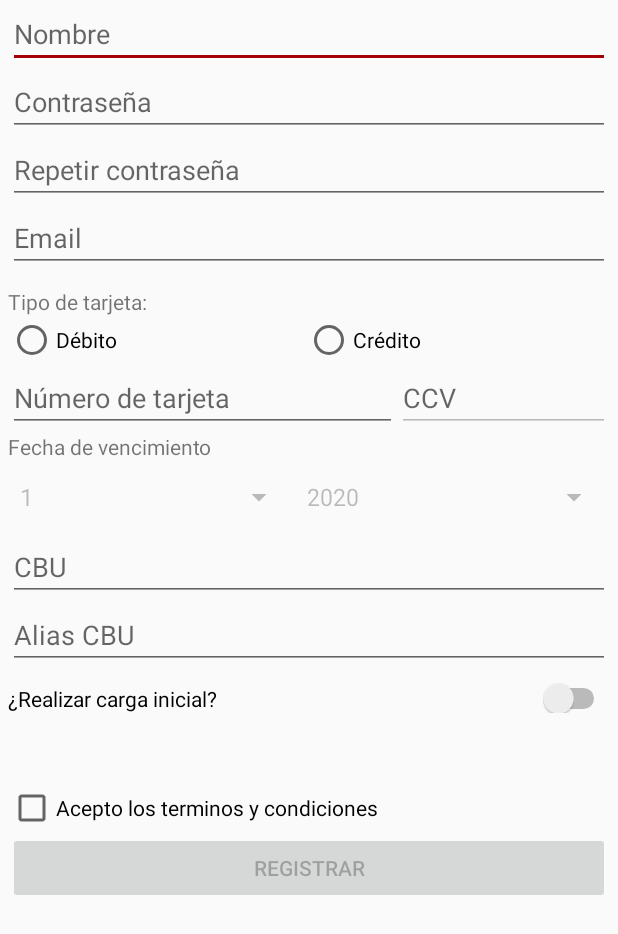
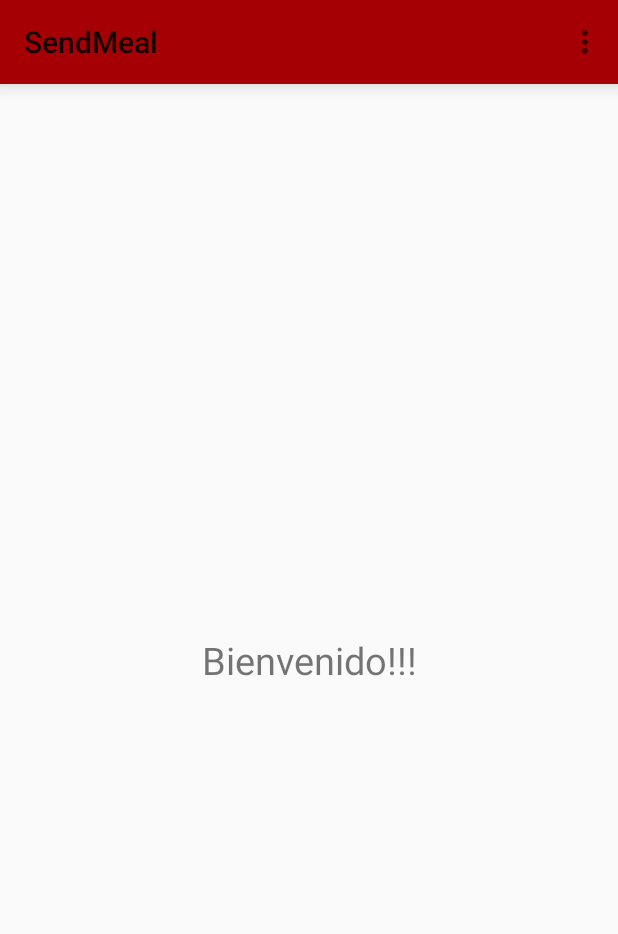
Before and after one commit to facuujc/SendMeal, an Android app: the screen it shows after launch (MainActivity before the commit, HomeActivity after it), on a phone screen of 412 x 824 dp. Shown: the top 934 px of the screen. Run offline under Robolectric (Android 15) with nearby library versions, the phone set to English and light mode, and no system bars.

Commit message:
Actividad Crear Item

```diff
--- a/app/build.gradle
+++ b/app/build.gradle
@@ -26,8 +26,8 @@ dependencies {
     implementation fileTree(dir: "libs", include: ["*.jar"])
     implementation 'androidx.appcompat:appcompat:1.2.0'
     implementation 'androidx.constraintlayout:constraintlayout:2.0.1'
+    implementation 'com.google.android.material:material:1.2.1'
     testImplementation 'junit:junit:4.12'
     androidTestImplementation 'androidx.test.ext:junit:1.1.2'
     androidTestImplementation 'androidx.test.espresso:espresso-core:3.3.0'
-    implementation 'com.google.android.material:material:1.2.1'
 }
--- /dev/null
+++ b/app/src/main/java/com/example/sendmeal/HomeActivity.java
@@ -0,0 +1,54 @@
+package com.example.sendmeal;
+
+import androidx.annotation.NonNull;
+import androidx.appcompat.app.AppCompatActivity;
+import androidx.appcompat.widget.Toolbar;
+
+import android.content.Intent;
+import android.os.Bundle;
+import android.view.Menu;
+import android.view.MenuItem;
+import android.widget.Toast;
+
+public class HomeActivity extends AppCompatActivity {
+
+    private static final int CODE_SING_IN = 101;
+    private static final int CODE_CREATE_ITEM = 102;
+    private static final int CODE_LIST_ITEM = 103;
+
+    Toolbar toolbar;
+
+    @Override
+    protected void onCreate(Bundle savedInstanceState) {
+        super.onCreate(savedInstanceState);
+        setContentView(R.layout.activity_home);
+
+        toolbar = (Toolbar) findViewById(R.id.toolbar);
+        setSupportActionBar(toolbar);
+    }
+
+    @Override
+    public boolean onCreateOptionsMenu(Menu menu) {
+        getMenuInflater().inflate(R.menu.menu_home, menu);
+        return super.onCreateOptionsMenu(menu);
+    }
+
+    @Override
+    public boolean onOptionsItemSelected(@NonNull MenuItem item) {
+        switch (item.getItemId()) {
+            case R.id.item_singIn:
+                Intent intent_singIn = new Intent(this, SingInActivity.class);
+                startActivityForResult(intent_singIn, CODE_SING_IN);
+                break;
+            case R.id.item_createItem:
+               Intent intent_CreateItem = new Intent(this, CreateItemActivity.class);
+               startActivityForResult(intent_CreateItem, CODE_CREATE_ITEM);
+                break;
+            case R.id.item_itemList:
+                Toast.makeText(this, "Lista de items", Toast.LENGTH_LONG).show();
+                break;
+        }
+        return super.onOptionsItemSelected(item);
+    }
+
+}
--- /dev/null
+++ b/app/src/main/res/layout/activity_home.xml
@@ -0,0 +1,23 @@
+<?xml version="1.0" encoding="utf-8"?>
+<LinearLayout xmlns:android="http://schemas.android.com/apk/res/android"
+    xmlns:app="http://schemas.android.com/apk/res-auto"
+    xmlns:tools="http://schemas.android.com/tools"
+    android:layout_width="match_parent"
+    android:layout_height="match_parent"
+    android:orientation="vertical"
+    tools:context=".HomeActivity">
+
+    <include
+        android:id="@+id/toolbar"
+        layout="@layout/tool_bar" />
+
+    <TextView
+        android:id="@+id/textView_Welcome"
+        android:layout_width="match_parent"
+        android:layout_height="match_parent"
+        android:gravity="center"
+        android:text="@string/msg_welcome"
+        android:textSize="25sp"
+        app:layout_constraintStart_toStartOf="parent"
+        app:layout_constraintTop_toTopOf="parent" />
+</LinearLayout>
--- a/app/src/main/res/layout/activity_main.xml
+++ b/app/src/main/res/layout/activity_sing_in.xml
@@ -1,45 +1,46 @@
 <?xml version="1.0" encoding="utf-8"?>
 <LinearLayout xmlns:android="http://schemas.android.com/apk/res/android"
-    xmlns:app="http://schemas.android.com/apk/res-auto"
     xmlns:tools="http://schemas.android.com/tools"
     android:layout_width="match_parent"
     android:layout_height="match_parent"
     android:orientation="vertical"
-    android:paddingLeft="5dp"
-    android:paddingRight="5dp"
-    tools:context=".MainActivity">
+    tools:context=".SingInActivity">
+
+    <include
+        android:id="@+id/toolbar_singIn"
+        layout="@layout/tool_bar" />
 
     <EditText
         android:id="@+id/editText_name"
         android:layout_width="match_parent"
         android:layout_height="wrap_content"
-        android:ems="10"
         android:hint="@string/txt_name"
-        android:inputType="textPersonName" />
+        android:inputType="textPersonName"
+        android:autofillHints="" />
 
     <EditText
         android:id="@+id/editText_pass"
         android:layout_width="match_parent"
         android:layout_height="wrap_content"
-        android:ems="10"
         android:hint="@string/txt_password"
-        android:inputType="textPassword" />
+        android:inputType="textPassword"
+        android:autofillHints="" />
 
     <EditText
         android:id="@+id/editText_pass_repeat"
         android:layout_width="match_parent"
         android:layout_height="wrap_content"
-        android:ems="10"
         android:hint="@string/txt_repeat_password"
-        android:inputType="textPassword" />
+        android:inputType="textPassword"
+        android:autofillHints="" />
 
     <EditText
         android:id="@+id/editText_email"
         android:layout_width="match_parent"
         android:layout_height="wrap_content"
-        android:ems="10"
         android:hint="@string/txt_email"
-        android:inputType="textEmailAddress" />
+        android:inputType="textEmailAddress"
+        android:autofillHints="" />
 
     <TextView
         android:id="@+id/textView_cardType"
@@ -78,19 +79,19 @@
             android:layout_width="match_parent"
             android:layout_height="wrap_content"
             android:layout_weight="2"
-            android:ems="10"
             android:hint="@string/txt_card_number"
-            android:inputType="number" />
+            android:inputType="number"
+            android:autofillHints="" />
 
         <EditText
             android:id="@+id/editText_ccv"
             android:layout_width="wrap_content"
             android:layout_height="wrap_content"
             android:layout_weight="1"
-            android:ems="10"
             android:enabled="false"
             android:hint="@string/txt_ccv"
-            android:inputType="textNoSuggestions|number" />
+            android:inputType="textNoSuggestions|number"
+            android:autofillHints="" />
 
     </LinearLayout>
 
@@ -122,17 +123,17 @@
         android:id="@+id/editText_cbu"
         android:layout_width="match_parent"
         android:layout_height="wrap_content"
-        android:ems="10"
         android:hint="@string/txt_cbu"
-        android:inputType="number" />
+        android:inputType="number"
+        android:autofillHints="" />
 
     <EditText
         android:id="@+id/editText_aliasCbu"
         android:layout_width="match_parent"
         android:layout_height="wrap_content"
-        android:ems="10"
         android:hint="@string/txt_alias_cbu"
-        android:inputType="textPersonName" />
+        android:inputType="textPersonName"
+        android:autofillHints="" />
 
     <Switch
         android:id="@+id/switch_initCredit"
--- /dev/null
+++ b/app/src/main/res/layout/tool_bar.xml
@@ -0,0 +1,8 @@
+<?xml version="1.0" encoding="utf-8"?>
+<androidx.appcompat.widget.Toolbar xmlns:android="http://schemas.android.com/apk/res/android"
+    xmlns:app="http://schemas.android.com/apk/res-auto"
+    android:layout_width="match_parent"
+    android:layout_height="wrap_content"
+    android:background="@color/colorAccent"
+    android:elevation="8dp"
+    app:title="@string/app_name" />
--- /dev/null
+++ b/app/src/main/res/menu/menu_home.xml
@@ -0,0 +1,19 @@
+<?xml version="1.0" encoding="utf-8"?>
+<menu xmlns:android="http://schemas.android.com/apk/res/android"
+    xmlns:app="http://schemas.android.com/apk/res-auto">
+    <item
+        android:id="@+id/item_singIn"
+        android:orderInCategory="1"
+        android:title="@string/txt_sing_in"
+        app:showAsAction="never" />
+    <item
+        android:id="@+id/item_createItem"
+        android:orderInCategory="2"
+        android:title="@string/txt_create_item"
+        app:showAsAction="never" />
+    <item
+        android:id="@+id/item_itemList"
+        android:orderInCategory="3"
+        android:title="@string/txt_item_list"
+        app:showAsAction="never" />
+</menu>
--- a/app/src/main/res/values/colors.xml
+++ b/app/src/main/res/values/colors.xml
@@ -5,5 +5,5 @@
 <!--    <color name="colorAccent">#03DAC5</color>-->
     <color name="colorPrimary">#590004</color>
     <color name="colorPrimaryDark">#250001</color>
-    <color name="colorAccent">#a50104</color>
+    <color name="colorAccent">#A50104</color>
 </resources>
--- /dev/null
+++ b/app/src/main/res/values/dimens.xml
@@ -0,0 +1,6 @@
+<?xml version="1.0" encoding="utf-8"?>
+<resources>
+    <dimen name="txt_32sp">32sp</dimen>
+    <dimen name="txt_24sp">24sp</dimen>
+    <dimen name="txt_18sp">18sp</dimen>
+</resources>
--- a/app/src/main/res/values/strings.xml
+++ b/app/src/main/res/values/strings.xml
@@ -25,4 +25,16 @@
     <string name="err_due_card">Vencimiento debe superar los 3 meses</string>
     <string name="err_init_credit">La carga debe ser mayor a cero</string>
     <string name="msg_registered">Registrado con exitos!!</string>
+    <string name="msg_welcome">Bienvenido!!!</string>
+    <string name="txt_sing_in">Registrarme</string>
+    <string name="txt_create_item">Crear Item</string>
+    <string name="txt_item_list">Lista de items</string>
+    <string name="txt_go_back">Atrás</string>
+    <string name="txt_new_item">Nuevo Plato</string>
+    <string name="txt_title">Título</string>
+    <string name="txt_description">Descripción</string>
+    <string name="txt_price">Precio</string>
+    <string name="txt_calories">Calorías</string>
+    <string name="txt_save">Guardar</string>
+    <string name="msg_item_created">El plato fue creado</string>
 </resources>
--- a/app/src/main/res/values/styles.xml
+++ b/app/src/main/res/values/styles.xml
@@ -5,6 +5,6 @@
         <item name="colorPrimary">@color/colorPrimary</item>
         <item name="colorPrimaryDark">@color/colorPrimaryDark</item>
         <item name="colorAccent">@color/colorAccent</item>
+        <item name="android:navigationBarColor">@color/colorPrimaryDark</item>
     </style>
-
 </resources>
```
Also changed, not shown: app/src/main/AndroidManifest.xml (+7 -1 lines), app/src/main/java/com/example/sendmeal/CreateItemActivity.java (added, +137 -0 lines), app/src/main/java/com/example/sendmeal/SingInActivity.java (renamed from app/src/main/java/com/example/sendmeal/MainActivity.java, +29 -5 lines), app/src/main/java/com/example/sendmeal/model/Item.java (added, +50 -0 lines), app/src/main/res/layout/activity_create_item.xml (added, +79 -0 lines), app/src/main/res/menu/menu_go_back.xml (added, +11 -0 lines).
